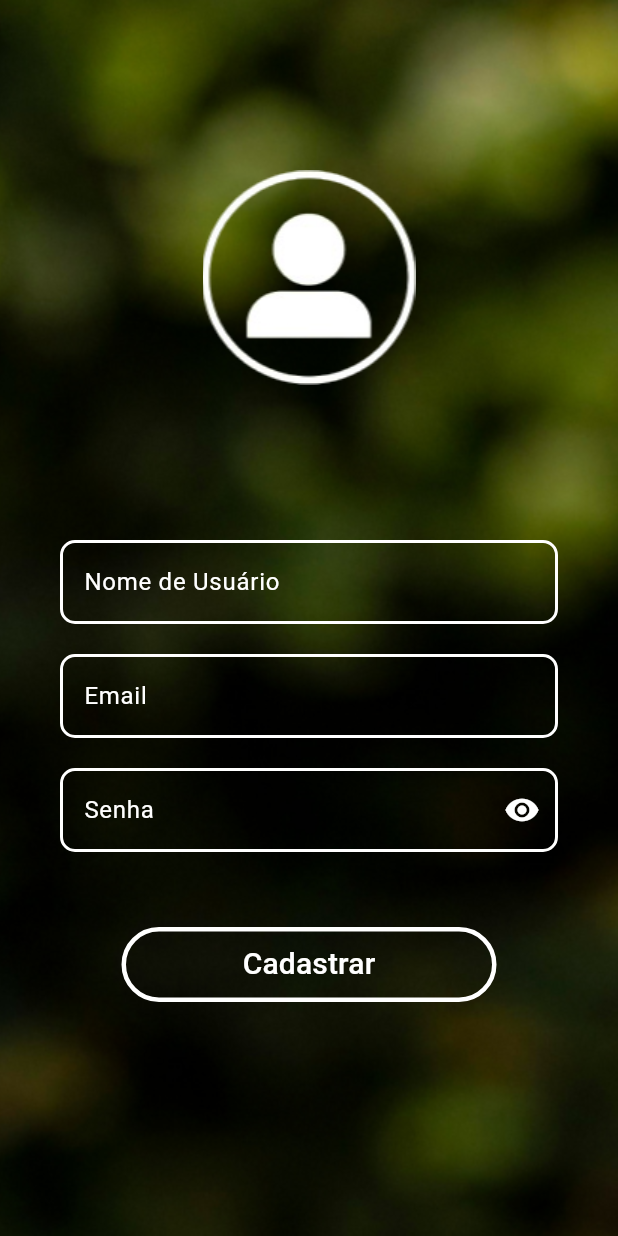
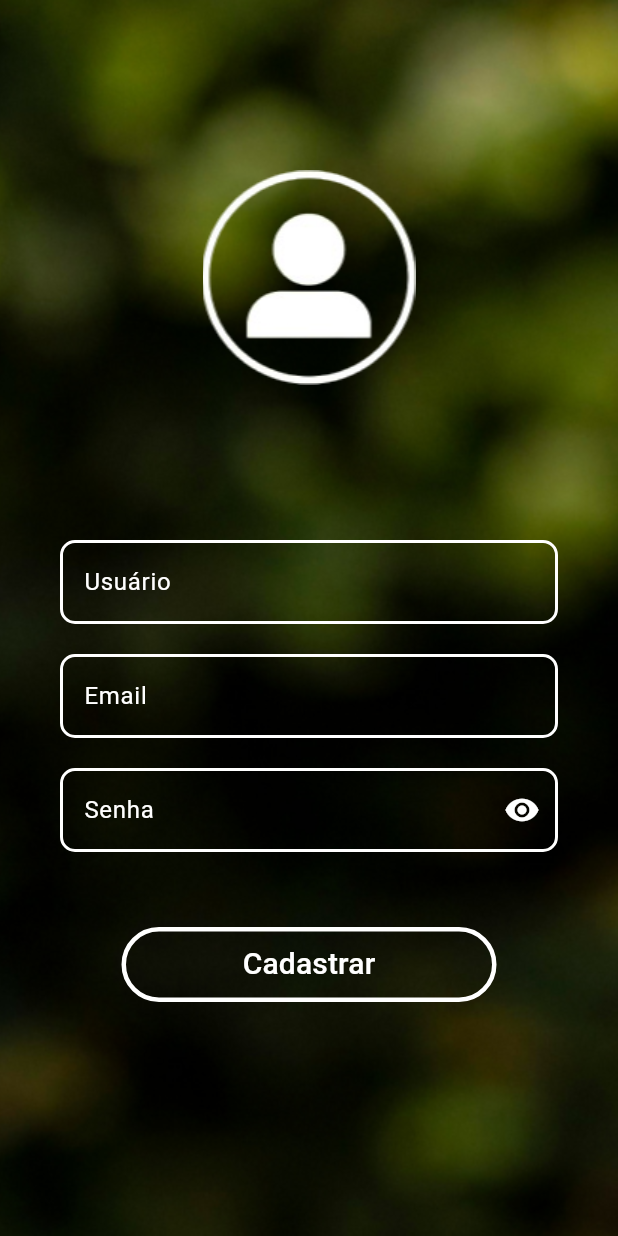
Before and after one commit to duda0812/Sistema-Mobile-Recompor, a Flutter app: the screen it shows after launch, after a tap on "Criar Conta", on a phone screen of 412 x 824 dp. Run offline on Flutter 3.47's test engine with Material 3 defaults, Android fonts, the phone set to English and light mode, and no system bars.

Commit message:
atualização

```diff
--- a/lib/telas/criar_conta.dart
+++ b/lib/telas/criar_conta.dart
@@ -43,7 +43,7 @@ class _CadastroState extends State<Cadastro> {
             TextFormField(
               controller: _usernameController,
               decoration: InputDecoration(
-                labelText: 'Nome de Usuário',
+                labelText: 'Usuário',
                 labelStyle: TextStyle(color: Colors.white),
                 border: OutlineInputBorder(
                   borderRadius: BorderRadius.circular(10.0),
@@ -60,6 +60,7 @@ class _CadastroState extends State<Cadastro> {
               ),
               style: TextStyle(color: Colors.white),
             ),
+
             const SizedBox(height: 20),
             TextFormField(
               controller: _emailController,
@@ -81,6 +82,7 @@ class _CadastroState extends State<Cadastro> {
               ),
               style: TextStyle(color: Colors.white),
             ),
+
             const SizedBox(height: 20),
             TextFormField(
               controller: _passwordController,
--- a/lib/telas/telainicial.dart
+++ b/lib/telas/telainicial.dart
@@ -53,7 +53,7 @@ class Telainicial extends StatelessWidget {
                 ),
               ),
             ),
-            const SizedBox(height: 50),
+            const SizedBox(height: 30),
             SizedBox(
               width: double.infinity,
               height: 60,
@@ -75,7 +75,7 @@ class Telainicial extends StatelessWidget {
                 ),
               ),
             ),
-            const SizedBox(height: 50),
+            const SizedBox(height: 30),
             SizedBox(
               width: double.infinity,
               height: 60,
@@ -98,10 +98,13 @@ class Telainicial extends StatelessWidget {
             ),
             //const SizedBox(height: 200),
             const Spacer(),
-            Text(
-              'Compostagem e hábitos sustentáveis',
-              style: TextStyle(fontSize: 18, color: Colors.white),
+            Center(
+              child: Text(
+                'Compostagem e hábitos sustentáveis',
+                style: TextStyle(fontSize: 18, color: Colors.white),
+              ),
             ),
+            const SizedBox(height: 20),
           ],
 
       ),
```
Also changed, not shown: lib/telas/login.dart (+5 -3 lines).
